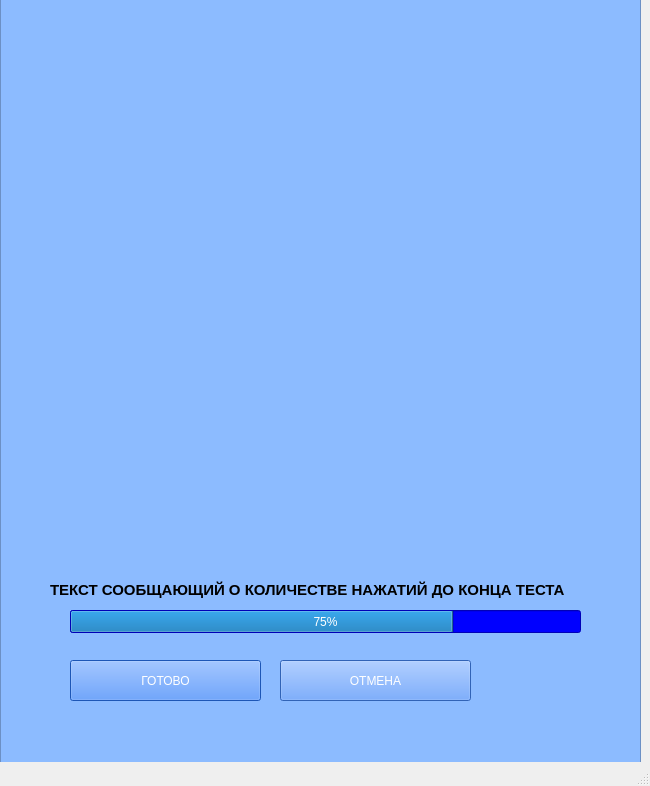
Above: Design of test.ui from ArseniyCool/My-Qt-project before the change. Below: the same form after it.
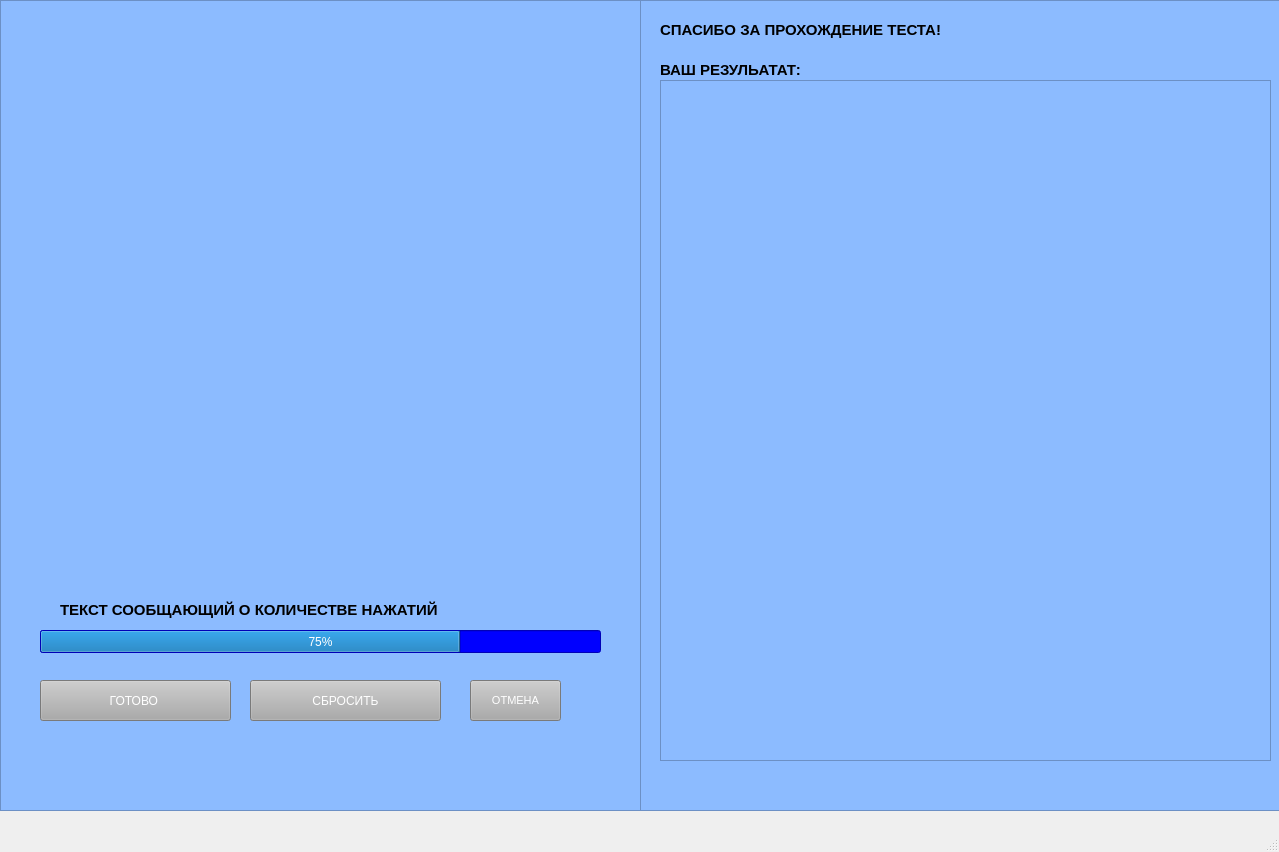
That is the form after the change. Icons and pictures are not drawn.

```diff
--- a/Design of test.ui
+++ b/Design of test.ui
@@ -9,8 +9,8 @@
    <rect>
     <x>0</x>
     <y>0</y>
-    <width>650</width>
-    <height>786</height>
+    <width>1279</width>
+    <height>852</height>
    </rect>
   </property>
   <property name="font">
@@ -32,7 +32,7 @@
     <property name="geometry">
      <rect>
       <x>0</x>
-      <y>-20</y>
+      <y>0</y>
       <width>641</width>
       <height>811</height>
      </rect>
@@ -60,7 +60,7 @@
     <widget class="QPushButton" name="cancel">
      <property name="geometry">
       <rect>
-       <x>70</x>
+       <x>40</x>
        <y>680</y>
        <width>191</width>
        <height>41</height>
@@ -68,16 +68,16 @@
      </property>
      <property name="styleSheet">
       <string notr="true">color: rgb(255, 255, 255);
-background-color: rgb(41, 121, 255);</string>
+background-color: rgb(171, 171, 171);</string>
      </property>
      <property name="text">
-      <string>ГОТОВО</string>
+      <string>ГОТОВО </string>
      </property>
     </widget>
     <widget class="QPushButton" name="Cancel">
      <property name="geometry">
       <rect>
-       <x>280</x>
+       <x>250</x>
        <y>680</y>
        <width>191</width>
        <height>41</height>
@@ -85,19 +85,19 @@
      </property>
      <property name="styleSheet">
       <string notr="true">color: rgb(255, 255, 255);
-background-color: rgb(68, 138, 255);
+background-color: rgb(171, 171, 171);
 </string>
      </property>
      <property name="text">
-      <string>ОТМЕНА</string>
+      <string>СБРОСИТЬ</string>
      </property>
     </widget>
     <widget class="QProgressBar" name="progress">
      <property name="geometry">
       <rect>
-       <x>70</x>
+       <x>40</x>
        <y>630</y>
-       <width>511</width>
+       <width>561</width>
        <height>23</height>
       </rect>
      </property>
@@ -111,8 +111,8 @@
     <widget class="QLabel" name="apple">
      <property name="geometry">
       <rect>
-       <x>490</x>
-       <y>660</y>
+       <x>470</x>
+       <y>550</y>
        <width>81</width>
        <height>101</height>
       </rect>
@@ -127,7 +127,7 @@
     <widget class="QLabel" name="test_info">
      <property name="geometry">
       <rect>
-       <x>50</x>
+       <x>60</x>
        <y>600</y>
        <width>551</width>
        <height>20</height>
@@ -142,14 +142,118 @@
       </font>
      </property>
      <property name="text">
-      <string>ТЕКСТ СООБЩАЮЩИЙ О КОЛИЧЕСТВЕ НАЖАТИЙ ДО КОНЦА ТЕСТА</string>
+      <string>ТЕКСТ СООБЩАЮЩИЙ О КОЛИЧЕСТВЕ НАЖАТИЙ</string>
      </property>
     </widget>
-    <zorder>cancel</zorder>
-    <zorder>Cancel</zorder>
+    <widget class="QPushButton" name="backward">
+     <property name="geometry">
+      <rect>
+       <x>470</x>
+       <y>680</y>
+       <width>91</width>
+       <height>41</height>
+      </rect>
+     </property>
+     <property name="font">
+      <font>
+       <pointsize>8</pointsize>
+       <weight>50</weight>
+       <bold>false</bold>
+      </font>
+     </property>
+     <property name="styleSheet">
+      <string notr="true">color: rgb(255, 255, 255);
+background-color: rgb(171, 171, 171);
+</string>
+     </property>
+     <property name="text">
+      <string>ОТМЕНА</string>
+     </property>
+    </widget>
+    <zorder>ready</zorder>
+    <zorder>drop</zorder>
+    <zorder>test_info</zorder>
+    <zorder>backward</zorder>
     <zorder>apple</zorder>
     <zorder>progress</zorder>
-    <zorder>test_info</zorder>
+   </widget>
+   <widget class="QFrame" name="frame_result">
+    <property name="geometry">
+     <rect>
+      <x>640</x>
+      <y>0</y>
+      <width>641</width>
+      <height>811</height>
+     </rect>
+    </property>
+    <property name="styleSheet">
+     <string notr="true">background-color: rgb(140, 187, 255);</string>
+    </property>
+    <property name="frameShape">
+     <enum>QFrame::StyledPanel</enum>
+    </property>
+    <property name="frameShadow">
+     <enum>QFrame::Raised</enum>
+    </property>
+    <widget class="QLabel" name="test_info_3">
+     <property name="geometry">
+      <rect>
+       <x>20</x>
+       <y>20</y>
+       <width>551</width>
+       <height>20</height>
+      </rect>
+     </property>
+     <property name="font">
+      <font>
+       <family>Microsoft YaHei UI</family>
+       <pointsize>11</pointsize>
+       <weight>75</weight>
+       <bold>true</bold>
+      </font>
+     </property>
+     <property name="text">
+      <string>СПАСИБО ЗА ПРОХОЖДЕНИЕ ТЕСТА!</string>
+     </property>
+    </widget>
+    <widget class="QLabel" name="test_info_4">
+     <property name="geometry">
+      <rect>
+       <x>20</x>
+       <y>60</y>
+       <width>551</width>
+       <height>20</height>
+      </rect>
+     </property>
+     <property name="font">
+      <font>
+       <family>Microsoft YaHei UI</family>
+       <pointsize>11</pointsize>
+       <weight>75</weight>
+       <bold>true</bold>
+      </font>
+     </property>
+     <property name="text">
+      <string>ВАШ РЕЗУЛЬАТАТ:</string>
+     </property>
+    </widget>
+    <widget class="QListWidget" name="listWidget">
+     <property name="geometry">
+      <rect>
+       <x>20</x>
+       <y>80</y>
+       <width>611</width>
+       <height>681</height>
+      </rect>
+     </property>
+     <property name="font">
+      <font>
+       <pointsize>28</pointsize>
+       <weight>75</weight>
+       <bold>true</bold>
+      </font>
+     </property>
+    </widget>
    </widget>
   </widget>
   <widget class="QMenuBar" name="menubar">
```
Left out of the diff: 13 changed lines with no effect on the pictures.
